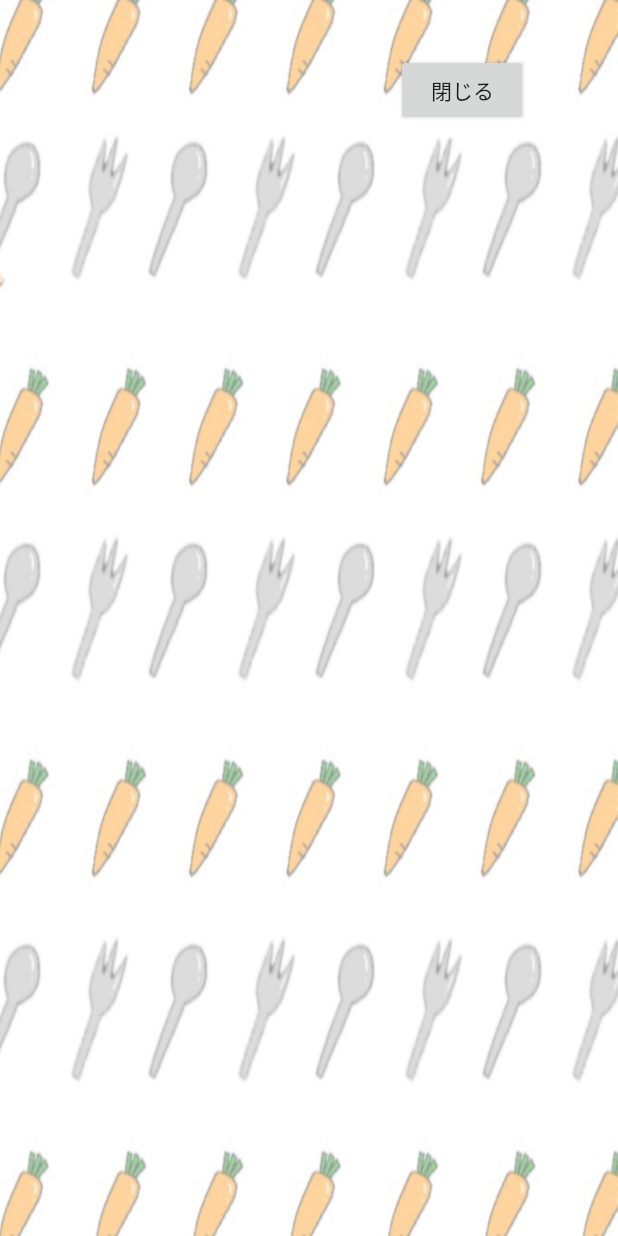
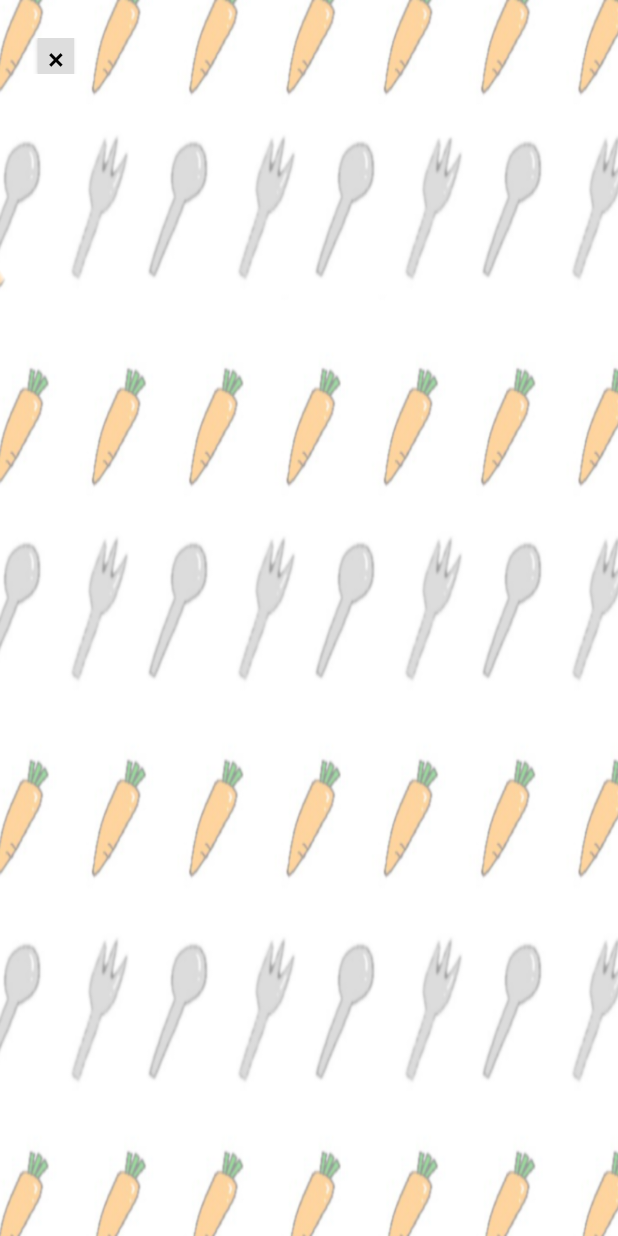
Before and after one commit to s18b713/UmaiRecipe, an Android app: the fragment LikeFragment shown on its own in the app's theme, on a phone screen of 412 x 824 dp. Run offline under Robolectric (Android 15) with nearby library versions, the phone set to English and light mode, and no system bars.

Commit message:
色々足したり消したり

```diff
--- a/app/src/main/java/jp/ac/shohoku/umairecipe/MakeDB.java
+++ b/app/src/main/java/jp/ac/shohoku/umairecipe/MakeDB.java
@@ -321,7 +321,7 @@ public class MakeDB {
     }
 
 
-    public void readLikeData(Activity activity, TextView liketext) {
+    public String readLikeData() {
         Log.d("debug","**********likeCursor");
 
         Cursor cursor = db.query(
@@ -333,14 +333,16 @@ public class MakeDB {
                 null,
                 null
         );
+        String liketext;
+
         cursor.moveToFirst();
         StringBuilder likesbuilder = new StringBuilder();
 
         for (int i = 0; i < cursor.getCount(); i++) {
             if (cursor.getInt(2) == 1) {
                 likesbuilder.append(cursor.getString(0));
-                likesbuilder.append(": ");
-                likesbuilder.append(cursor.getString(1));
+//                likesbuilder.append(": ");
+//                likesbuilder.append(cursor.getString(1));
                 likesbuilder.append("\n");
             }
             cursor.moveToNext();
@@ -355,8 +357,9 @@ public class MakeDB {
         }
         Log.d("debug", "liketextの取得");
 
-        liketext.setText(likesbuilder.toString());
+        liketext = likesbuilder.toString();
 
+        return liketext;
     }
 
     public int[] coutWeekMat() {
--- a/app/src/main/java/jp/ac/shohoku/umairecipe/ui/like/LikeFragment.java
+++ b/app/src/main/java/jp/ac/shohoku/umairecipe/ui/like/LikeFragment.java
@@ -5,7 +5,9 @@ import android.view.LayoutInflater;
 import android.view.View;
 import android.view.ViewGroup;
 import android.widget.Button;
+import android.widget.LinearLayout;
 import android.widget.TextView;
+import android.widget.Toast;
 
 import androidx.annotation.NonNull;
 import androidx.fragment.app.Fragment;
@@ -17,7 +19,9 @@ import jp.ac.shohoku.umairecipe.R;
 public class LikeFragment extends Fragment {
 
     private LikeViewModel likeViewModel;
-    private TextView liketext;
+    private String liketext;
+    private String[] likeText;
+    LinearLayout linearLayout;
 
     public View onCreateView(@NonNull LayoutInflater inflater,
                              ViewGroup container, Bundle savedInstanceState) {
@@ -25,10 +29,27 @@ public class LikeFragment extends Fragment {
                 ViewModelProviders.of(this).get(LikeViewModel.class);
         View root = inflater.inflate(R.layout.like_view, container, false);
 
-        liketext = root.findViewById(R.id.liketextView);
+        linearLayout = root.findViewById(R.id.likeViewLayout);
+
         final MakeDB makedb = new MakeDB(getActivity());
-        makedb.readLikeData(getActivity(), liketext);
+        liketext = makedb.readLikeData();
+        likeText = liketext.split("\n");
 
+        for (int i = 0; i < likeText.length; i++){
+            final TextView textView = new TextView(getContext());
+            textView.setText(likeText[i]);
+            textView.setId(R.id.likeText);
+            textView.setLinksClickable(true);
+            textView.setOnClickListener(new View.OnClickListener() {
+                @Override
+                public void onClick(View view) {
+                    Toast.makeText(getActivity(), "クリックされた", Toast.LENGTH_SHORT).show();
+                    //likeText[i]をもってRecipeViewに行きたい
+                }
+            });
+
+            linearLayout.addView(textView);
+        }
 
 
         //閉じるボタン
--- a/app/src/main/res/layout/like_view.xml
+++ b/app/src/main/res/layout/like_view.xml
@@ -1,28 +1,63 @@
 <?xml version="1.0" encoding="utf-8"?>
-<androidx.constraintlayout.widget.ConstraintLayout
+<LinearLayout
     xmlns:android="http://schemas.android.com/apk/res/android"
     xmlns:app="http://schemas.android.com/apk/res-auto"
-    xmlns:tools="http://schemas.android.com/tools"
     android:layout_width="match_parent"
     android:layout_height="match_parent"
-    android:background="@drawable/mix">
+    android:background="@drawable/mix"
+    android:orientation="vertical">
 
-    <Button
-        android:id="@+id/likecloseButton"
+    <Space
         android:layout_width="wrap_content"
-        android:layout_height="wrap_content"
-        android:layout_marginTop="36dp"
-        android:layout_marginEnd="60dp"
-        android:layout_marginRight="60dp"
-        android:text="閉じる"
-        app:layout_constraintEnd_toEndOf="parent"
-        app:layout_constraintTop_toTopOf="parent" />
+        android:layout_height="25dp"/>
 
-    <TextView
-        android:id="@+id/liketextView"
-        android:layout_width="127dp"
-        android:layout_height="0dp"
-        android:text="お気に入りはありません"
-        app:layout_constraintStart_toStartOf="parent"
-        app:layout_constraintTop_toBottomOf="@+id/likecloseButton" />
-</androidx.constraintlayout.widget.ConstraintLayout>
+    <LinearLayout
+        android:layout_width="match_parent"
+        android:layout_height="wrap_content">
+
+        <Space
+            android:layout_width="25dp"
+            android:layout_height="wrap_content"/>
+
+        <Button
+            android:id="@+id/likecloseButton"
+            android:layout_width="24dp"
+            android:layout_height="24dp"
+            android:background="@color/colorGray"
+            android:text="×"
+            android:textColor="@color/colorblack"
+            android:textSize="20dp" />
+
+    </LinearLayout>
+
+    <Space
+        android:layout_width="wrap_content"
+        android:layout_height="25dp"/>
+
+
+    <ScrollView
+        android:layout_width="match_parent"
+        android:layout_height="match_parent">
+
+
+        <LinearLayout
+            android:layout_width="match_parent"
+            android:layout_height="match_parent">
+
+            <Space
+                android:layout_width="25dp"
+                android:layout_height="wrap_content"/>
+
+            <LinearLayout
+                android:layout_width="wrap_content"
+                android:layout_height="wrap_content"
+                android:orientation="vertical"
+                android:id="@+id/likeViewLayout">
+
+            </LinearLayout>
+
+        </LinearLayout>
+
+    </ScrollView>
+
+</LinearLayout>
--- a/app/src/main/res/layout/main_home.xml
+++ b/app/src/main/res/layout/main_home.xml
@@ -12,12 +12,6 @@
         android:layout_width="match_parent"
         android:layout_height="wrap_content"
         android:gravity="center_horizontal">
-
-        <Button
-            android:id="@+id/menubarButton"
-            android:layout_width="wrap_content"
-            android:layout_height="wrap_content"
-            android:text="メニュー"/>
 
         <Button
             android:id="@+id/menuButton"
--- a/app/src/main/res/values/ids.xml
+++ b/app/src/main/res/values/ids.xml
@@ -1,4 +1,5 @@
 <?xml version="1.0" encoding="utf-8"?>
 <resources>
     <item name="likecloseButton" type="id" />
+    <item name="likeText" type="id" />
 </resources>
```
Also changed, not shown: app/src/main/java/jp/ac/shohoku/umairecipe/RecipeView.java (+13 -0 lines), app/src/main/java/jp/ac/shohoku/umairecipe/ui/home/HomeFragment.java (+0 -10 lines), app/src/main/res/layout/recipe_edit.xml (+34 -28 lines), app/src/main/res/layout/recipe_view.xml (+10 -0 lines).
